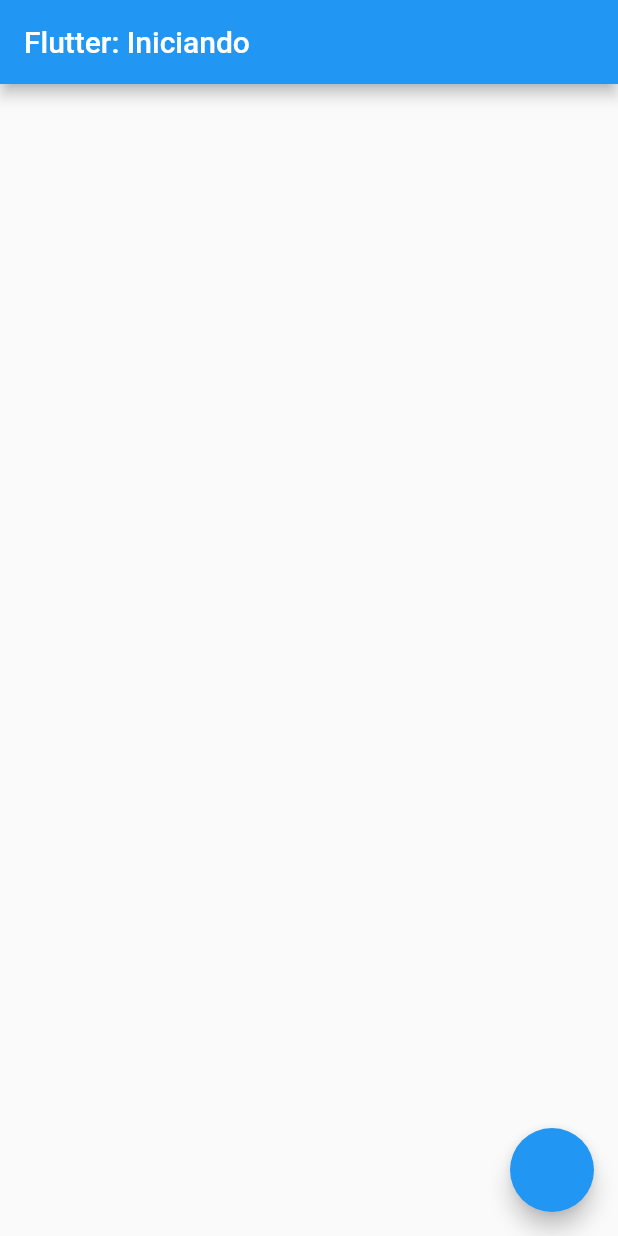
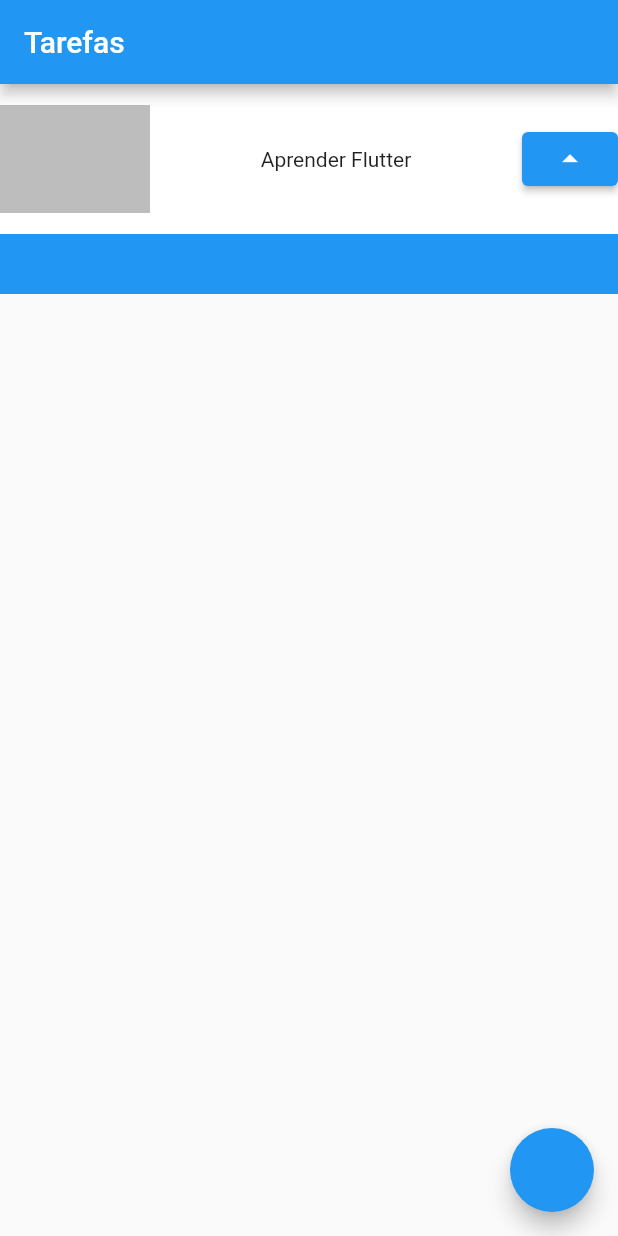
Before and after one commit to vieiragui/Fluttter, a Flutter app: the screen it shows after launch, on a phone screen of 412 x 824 dp. Run offline on Flutter 3.47's test engine with Material 2 defaults, Android fonts, the phone set to English and light mode, and no system bars.

Commit message:
Motando o primeiro bloco da tela

```diff
--- a/lib/main.dart
+++ b/lib/main.dart
@@ -10,17 +10,45 @@ class MyApp extends StatelessWidget {
   @override
   Widget build(BuildContext context) {
     return MaterialApp(
-        title: 'Flutter Demo',
-        theme: ThemeData(
-          primarySwatch: Colors.blue,
+      title: 'Flutter Demo',
+      theme: ThemeData(
+        primarySwatch: Colors.blue,
+      ),
+      home: Scaffold(
+        appBar: AppBar(
+          title: Text('Tarefas'),
         ),
-        home: Scaffold(
-          appBar: AppBar(
-            title: Text('Flutter: Iniciando'),
+        body: Container(
+          child: Stack(
+            children: [
+              Container(
+                color: Colors.blue,
+                height: 140,
+              ),
+              Container(
+                color: Colors.white,
+                height: 100,
+                child: Row(
+                  mainAxisAlignment: MainAxisAlignment.spaceBetween,
+                  children: [
+                    Container(
+                      color: Colors.black26,
+                      height: 72,
+                      width: 100,
+                    ),
+                    Text('Aprender Flutter'),
+                    ElevatedButton(
+                        onPressed: () {}, child: Icon(Icons.arrow_drop_up))
+                  ],
+                ),
+              ),
+            ],
           ),
-          body: Container(),
-          floatingActionButton: FloatingActionButton(onPressed: (){},),
         ),
+        floatingActionButton: FloatingActionButton(
+          onPressed: () {},
+        ),
+      ),
     );
   }
 }
```
